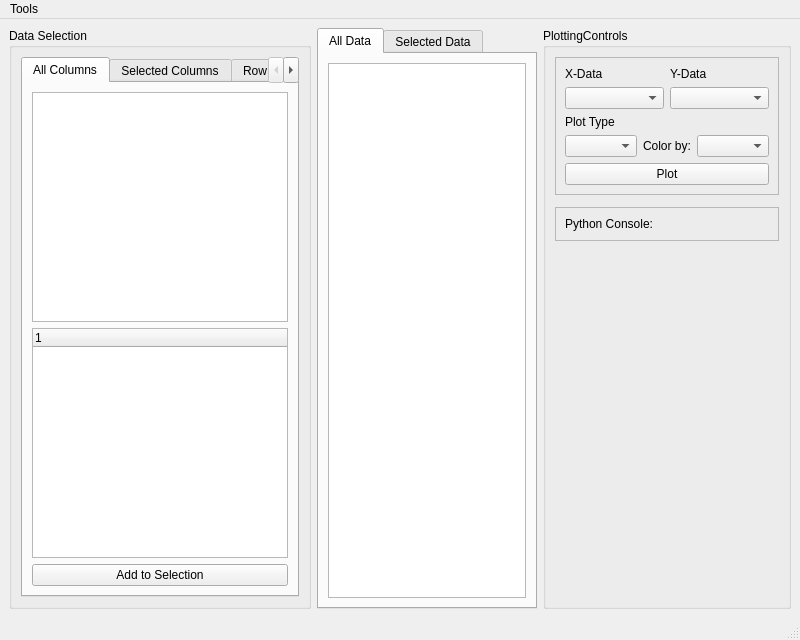
Qt form DataViewerModule/pandasviewer_mainwindow.ui (kushalkolar/BehaviourAnalysis) before a commit.
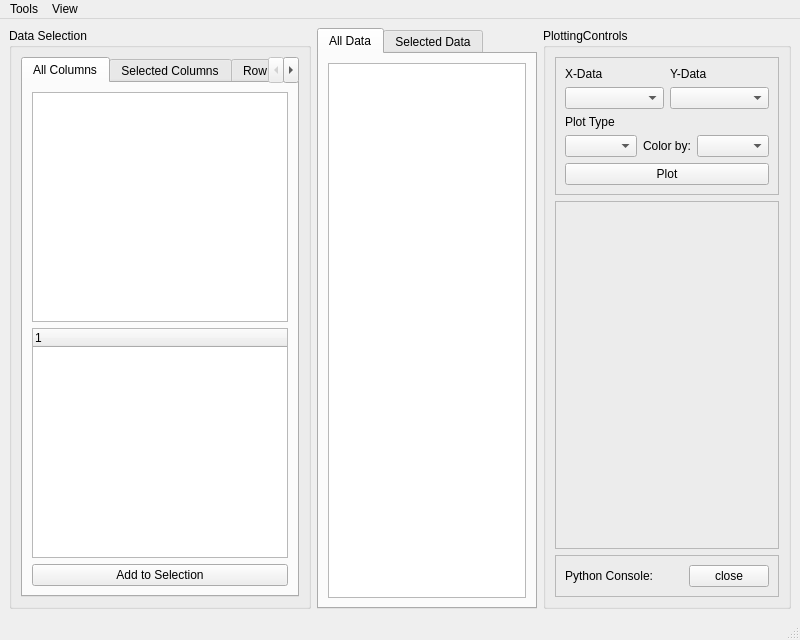
The same form after that commit.

Patch:
```diff
--- a/DataViewerModule/pandasviewer_mainwindow.ui
+++ b/DataViewerModule/pandasviewer_mainwindow.ui
@@ -253,23 +253,10 @@
        <string>PlottingControls</string>
       </property>
       <layout class="QGridLayout" name="gridLayout_7">
-       <item row="3" column="0">
-        <spacer name="verticalSpacer">
-         <property name="orientation">
-          <enum>Qt::Vertical</enum>
-         </property>
-         <property name="sizeHint" stdset="0">
-          <size>
-           <width>20</width>
-           <height>40</height>
-          </size>
-         </property>
-        </spacer>
-       </item>
        <item row="1" column="0">
         <widget class="QFrame" name="framePlotWidget">
          <property name="sizePolicy">
-          <sizepolicy hsizetype="Preferred" vsizetype="Minimum">
+          <sizepolicy hsizetype="Preferred" vsizetype="MinimumExpanding">
            <horstretch>0</horstretch>
            <verstretch>0</verstretch>
           </sizepolicy>
@@ -391,11 +378,28 @@
          </property>
          <layout class="QVBoxLayout" name="verticalLayout_5">
           <item>
-           <widget class="QLabel" name="label_5">
-            <property name="text">
-             <string>Python Console:</string>
-            </property>
-           </widget>
+           <layout class="QHBoxLayout" name="horizontalLayout_6">
+            <item>
+             <widget class="QLabel" name="labelConsole">
+              <property name="sizePolicy">
+               <sizepolicy hsizetype="MinimumExpanding" vsizetype="Minimum">
+                <horstretch>0</horstretch>
+                <verstretch>0</verstretch>
+               </sizepolicy>
+              </property>
+              <property name="text">
+               <string>Python Console:</string>
+              </property>
+             </widget>
+            </item>
+            <item>
+             <widget class="QPushButton" name="pushButtonCloseConsole">
+              <property name="text">
+               <string>close</string>
+              </property>
+             </widget>
+            </item>
+           </layout>
           </item>
          </layout>
         </widget>
@@ -428,7 +432,17 @@
     <addaction name="actionLoad_Dataset_into_Viewer"/>
     <addaction name="menuSave_Selected_Data"/>
    </widget>
+   <widget class="QMenu" name="menuView">
+    <property name="title">
+     <string>View</string>
+    </property>
+    <addaction name="actionData_Selection"/>
+    <addaction name="actionData"/>
+    <addaction name="actionPlotting"/>
+    <addaction name="actionConsole"/>
+   </widget>
    <addaction name="menuTools"/>
+   <addaction name="menuView"/>
   </widget>
   <widget class="QStatusBar" name="statusbar"/>
   <action name="action_as_CSV">
```
Left out of the diff: 28 changed lines with no effect on the pictures.
